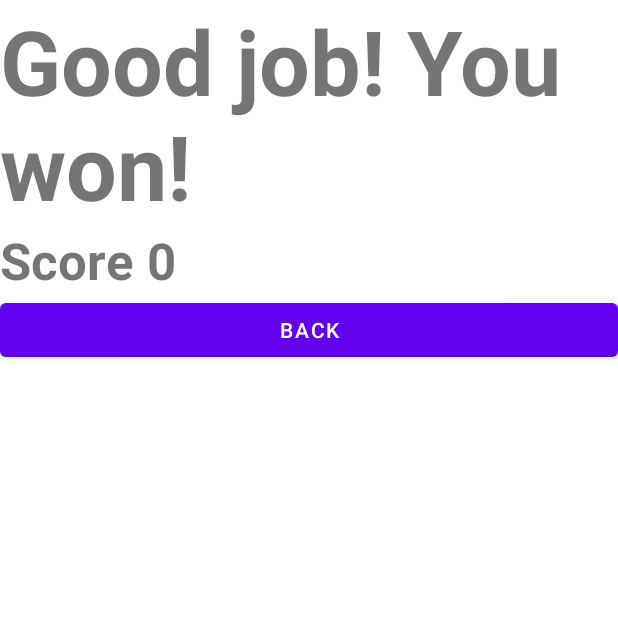
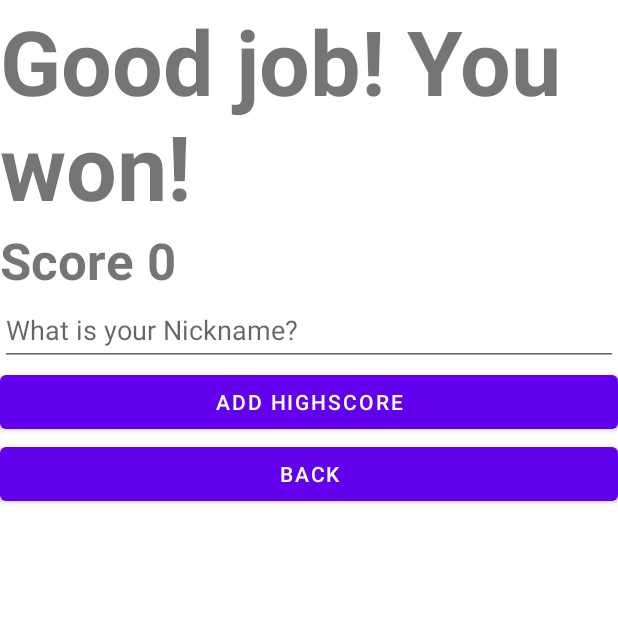
Before and after one commit to vmdamian/sudoku, an Android app: the Win screen opened through its navigation route, on a phone screen of 412 x 824 dp, the top half of it. Run offline under Robolectric (Android 15) with nearby library versions, the phone set to English and light mode, and no system bars; our stand-ins replace Firebase (no records; nobody signed in at launch, a user with empty details on screens opened directly), data binding.

Commit message:
Apply suggestion - Allow adding highscores only after winning a game

```diff
--- a/app/src/main/java/com/example/sudoku/Win.kt
+++ b/app/src/main/java/com/example/sudoku/Win.kt
@@ -6,14 +6,18 @@ import androidx.fragment.app.Fragment
 import android.view.LayoutInflater
 import android.view.View
 import android.view.ViewGroup
+import android.widget.Button
+import android.widget.EditText
 import androidx.databinding.DataBindingUtil
 import androidx.navigation.fragment.findNavController
 import com.example.sudoku.databinding.FragmentWinBinding
+import com.example.sudoku.service.StorageService
 
 private const val ARG_SCORE = "score"
 
 class Win : Fragment() {
     private var score: String? = null
+    private val storageService: StorageService = StorageService()
 
     override fun onCreate(savedInstanceState: Bundle?) {
         super.onCreate(savedInstanceState)
@@ -32,9 +36,25 @@ class Win : Fragment() {
         binding.buttonBackWin.setOnClickListener {
             findNavController().navigate(R.id.action_win_to_mainMenu)
         }
+        setupAddScoreButton(binding.root)
 
         binding.winScoreText.text = "Score $score"
 
         return binding.root
     }
+
+    private fun setupAddScoreButton(view: View) {
+        val addScoreButton = view.findViewById<Button>(R.id.add_highscore_button)
+        addScoreButton.setOnClickListener{
+            addNewHighScore(view)
+            findNavController().navigate(R.id.action_win_to_scoreboard)
+        }
+    }
+
+    private fun addNewHighScore(view: View) {
+        val nicknameEditText = view.findViewById<EditText>(R.id.highscore_nickname)
+        val score = this.score?:"0"
+        val scoreEntry = ScoreboardEntryModel("", nicknameEditText.text.toString(), score)
+        storageService.writeScoreEntry(scoreEntry)
+    }
 }
--- a/app/src/main/res/layout/fragment_win.xml
+++ b/app/src/main/res/layout/fragment_win.xml
@@ -29,6 +29,19 @@
             android:textSize="34sp"
             android:textStyle="bold" />
 
+        <EditText
+            android:id="@+id/highscore_nickname"
+            android:layout_width="match_parent"
+            android:layout_height="48dp"
+            android:hint="@string/what_is_your_nickname"
+            android:inputType="textPersonName" />
+
+        <Button
+            android:id="@+id/add_highscore_button"
+            android:layout_width="match_parent"
+            android:layout_height="wrap_content"
+            android:text="@string/add_highscore_button" />
+
         <Button
             android:id="@+id/button_back_win"
             android:layout_width="match_parent"
--- a/app/src/main/res/navigation/my_nav.xml
+++ b/app/src/main/res/navigation/my_nav.xml
@@ -65,6 +65,9 @@
             android:name="score"
             app:argType="string"
             android:defaultValue="0" />
+        <action
+            android:id="@+id/action_win_to_scoreboard"
+            app:destination="@id/scoreboard" />
     </fragment>
     <fragment
         android:id="@+id/lose"
```
Also changed, not shown: app/src/main/java/com/example/sudoku/Scoreboard.kt (+0 -17 lines), app/src/main/res/layout/fragment_scoreboard.xml (+0 -13 lines).
